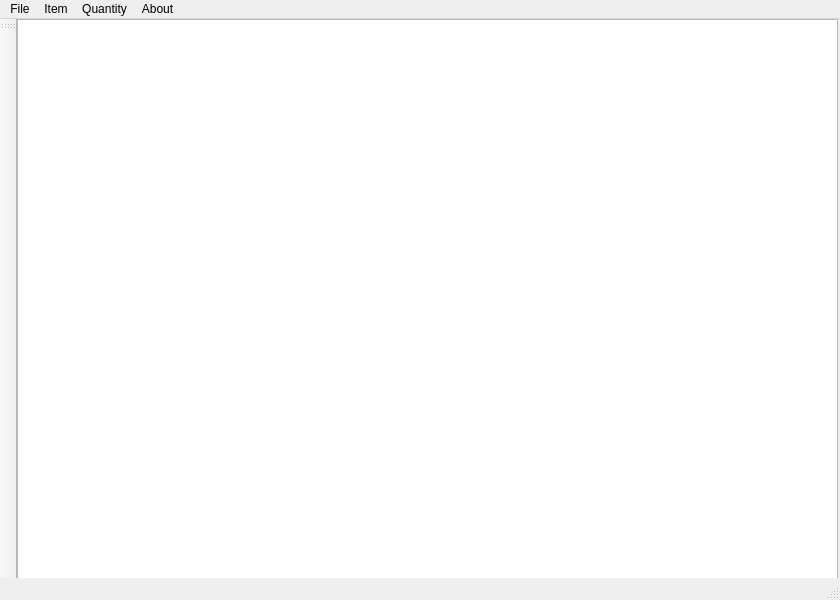
sourcered/Nobuk---Inventory-management, file GUI/Nobuk-Inventory/mainwindow.ui: the form before one commit.
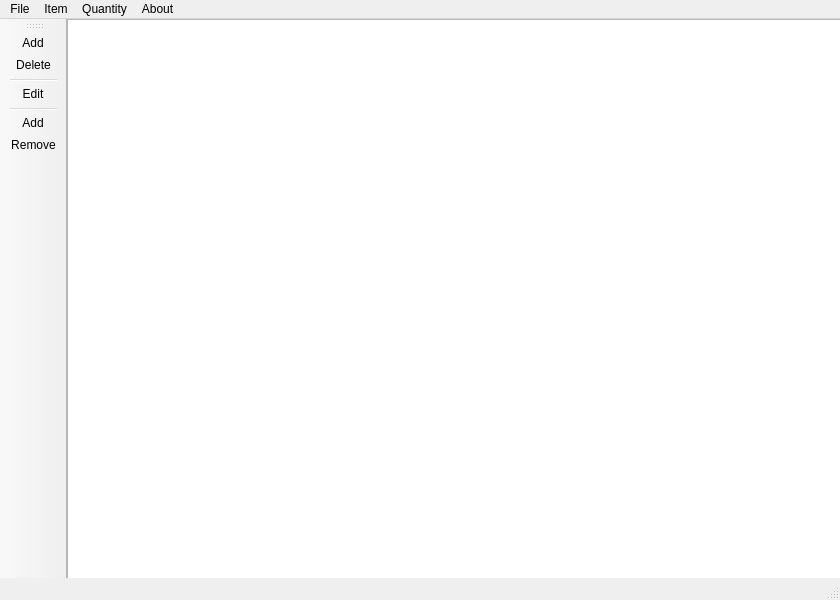
The form after the commit. Icons and pictures are not drawn.

Patch:
```diff
--- a/GUI/Nobuk-Inventory/mainwindow.ui
+++ b/GUI/Nobuk-Inventory/mainwindow.ui
@@ -92,6 +92,13 @@
    <attribute name="toolBarBreak">
     <bool>false</bool>
    </attribute>
+   <addaction name="actionAdd_Item"/>
+   <addaction name="actionDelete_Item"/>
+   <addaction name="separator"/>
+   <addaction name="actionEdit"/>
+   <addaction name="separator"/>
+   <addaction name="actionAdd"/>
+   <addaction name="actionRemove"/>
   </widget>
   <widget class="QStatusBar" name="statusBar"/>
   <action name="actionCarregar">
```
Left out of the diff: 44 changed lines with no effect on the pictures.
